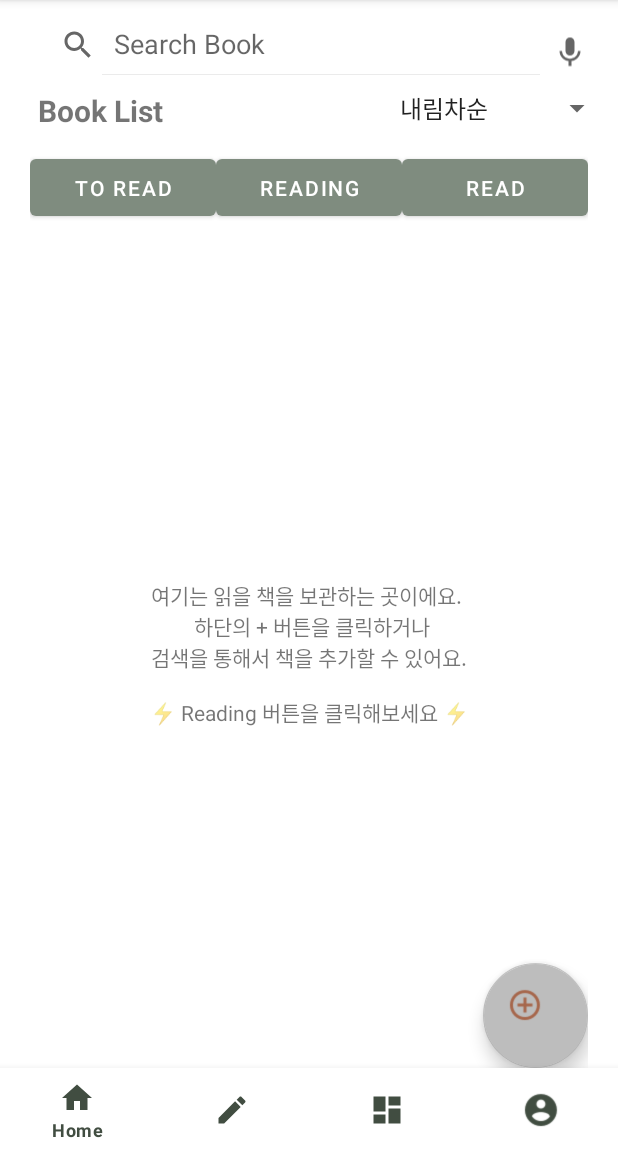
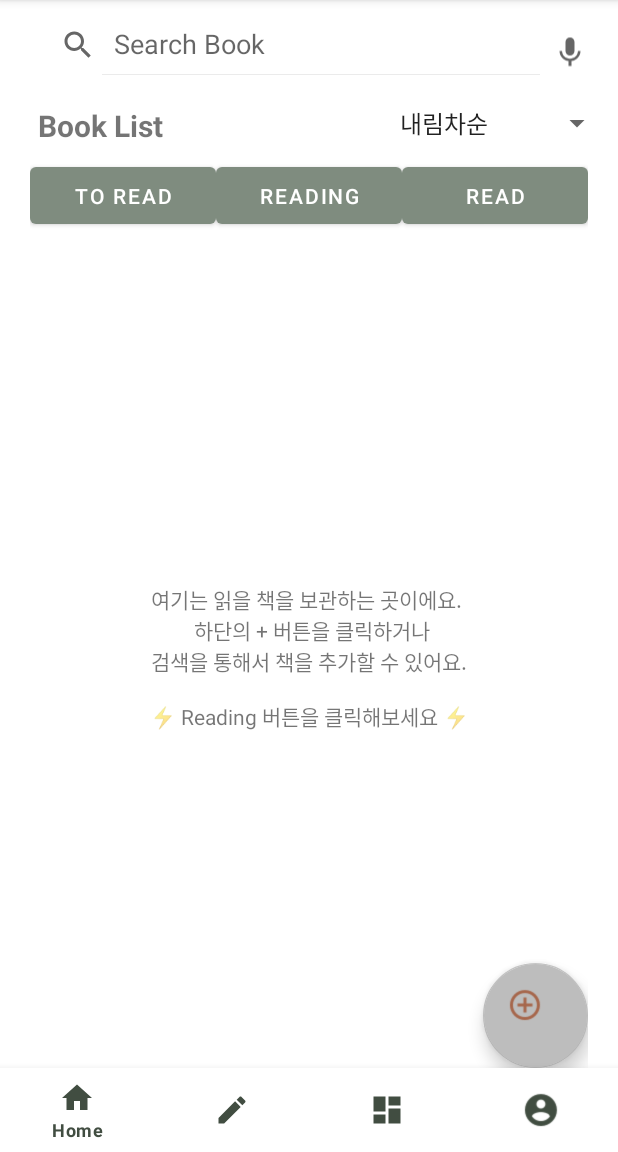
Before and after one commit to dev-chaebeen/EveryBook, an Android app: the HomeFragment screen opened directly, with no data from a screen before it, on a phone screen of 412 x 824 dp, the part 84-1236 px from its top. Run offline under Robolectric (Android 15) with nearby library versions, the phone set to English and light mode, and no system bars.

Commit message:
랜덤메모 프래그먼트 쌓이지 않고 교체되도록

```diff
--- a/app/src/main/res/layout/fragment_home.xml
+++ b/app/src/main/res/layout/fragment_home.xml
@@ -93,8 +93,9 @@
     <LinearLayout
         android:id="@+id/spinner_container"
         android:layout_width="match_parent"
-        android:layout_height="40dp"
+        android:layout_height="35dp"
         android:orientation="horizontal"
+        android:layout_marginTop="10dp"
       >
 
         <TextView
--- a/app/src/main/res/layout/fragment_random_memo.xml
+++ b/app/src/main/res/layout/fragment_random_memo.xml
@@ -10,7 +10,11 @@
         android:layout_height="wrap_content"
         android:backgroundTint="@color/grey"
         app:cardCornerRadius="15dp"
+
+        app:layout_constraintEnd_toEndOf="parent"
+        app:layout_constraintStart_toStartOf="parent"
         app:layout_constraintTop_toTopOf="parent">
+<!--   app:cardElevation="0dp"-->
 
         <ImageView
             android:id="@+id/img"
```
Also changed, not shown: app/src/main/java/com/example/everybooks/HomeFragment.java (+7 -4 lines).
